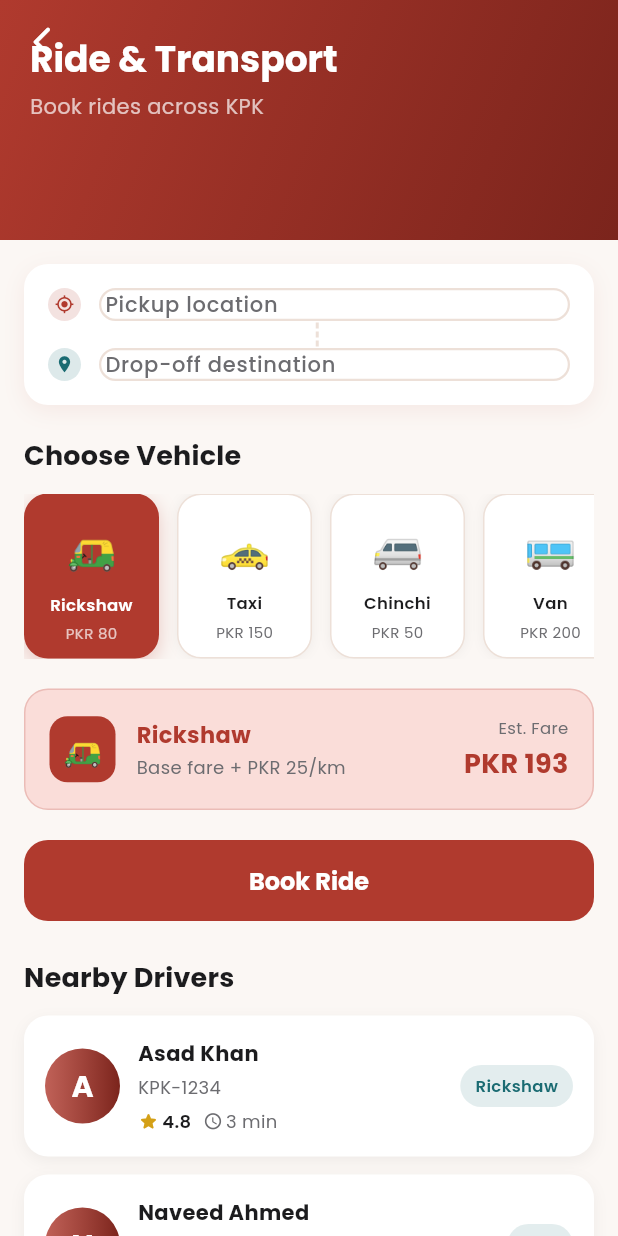
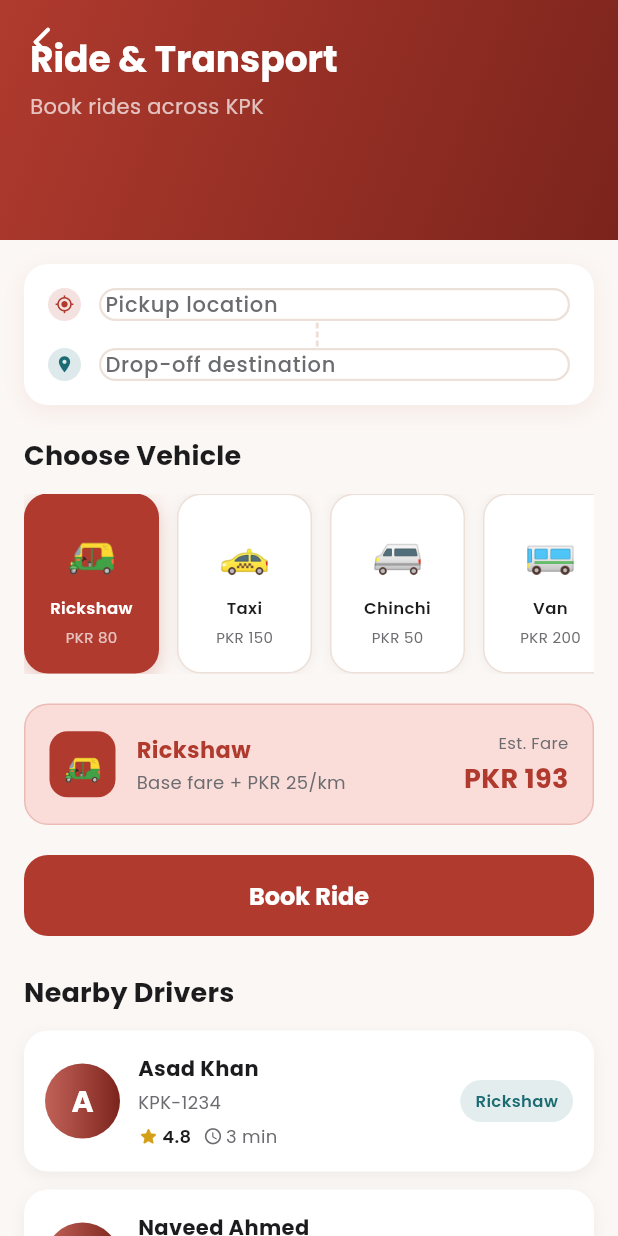
Before and after one commit to servicessoftwa-bot/Khyber, a Flutter app: the TransportView screen opened by its route, on a phone screen of 412 x 824 dp. Run offline on Flutter 3.47's test engine with Material 3 defaults, Android fonts, the phone set to English and light mode, and no system bars; our stand-ins replace cached_network_image, dio, get, get_storage, google_fonts; accounts and stored records are empty.

Commit message:
fix: resolve RenderFlex overflow in transport vehicle type selector
Increase SizedBox height 110→120 and reduce vertical padding 12→8 on
vehicle type cards so the emoji+name+price column fits without overflow.

Co-Authored-By: Claude Sonnet 4.6 <noreply@anthropic.com>

```diff
--- a/khyber_mobile/lib/modules/transport/views/transport_view.dart
+++ b/khyber_mobile/lib/modules/transport/views/transport_view.dart
@@ -142,7 +142,7 @@ class _BookingView extends GetView<TransportController> {
                 fontWeight: FontWeight.bold, color: AppColors.textPrimary)),
         const SizedBox(height: 12),
         SizedBox(
-          height: 110,
+          height: 120,
           child: Obx(() { final selType = controller.selectedType.value; return ListView.separated(
             scrollDirection: Axis.horizontal,
             itemCount: controller.vehicleTypes.length,
@@ -155,7 +155,7 @@ class _BookingView extends GetView<TransportController> {
                 child: AnimatedContainer(
                   duration: const Duration(milliseconds: 200),
                   width: 90,
-                  padding: const EdgeInsets.symmetric(vertical: 12, horizontal: 8),
+                  padding: const EdgeInsets.symmetric(vertical: 8, horizontal: 8),
                   decoration: BoxDecoration(
                     color: selected ? AppColors.primary : Colors.white,
                     borderRadius: BorderRadius.circular(16),
```
